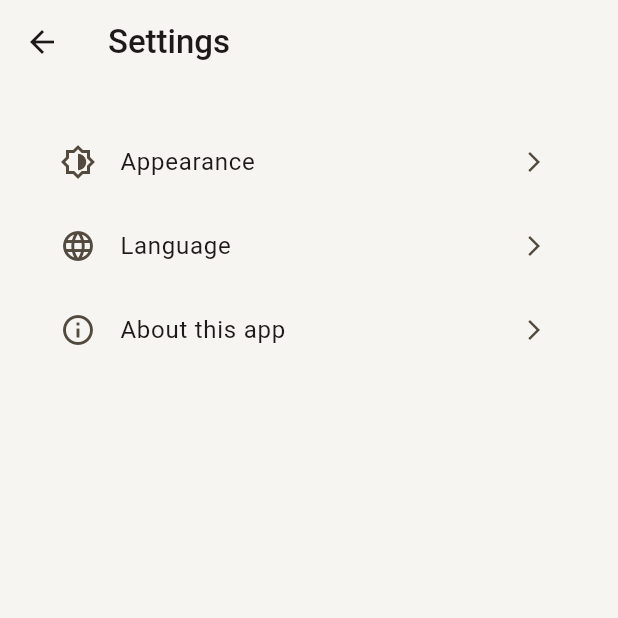
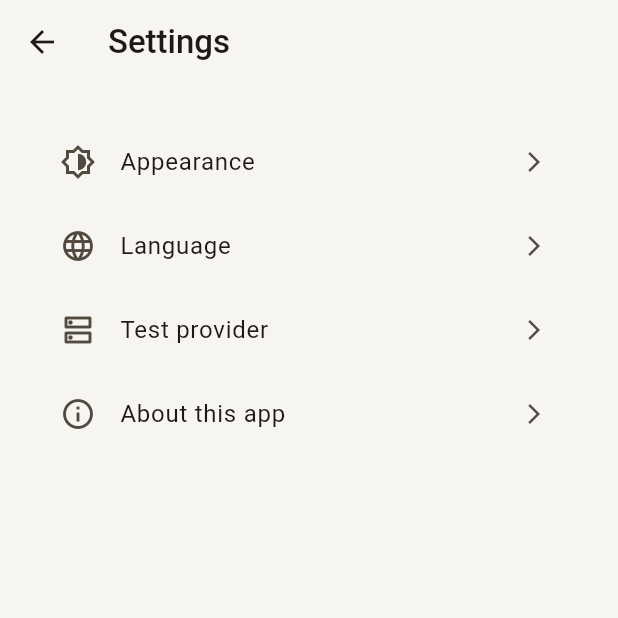
Before and after one commit to moaaz-sirri/net_pulse_app, a Flutter app: the screen it shows after launch, after a tap on the "settings" icon, on a phone screen of 412 x 824 dp, the top half of it. Run offline on Flutter 3.47's test engine with Material 3 defaults, Android fonts, the phone set to English and light mode, and no system bars; our stand-ins replace connectivity_plus, shared_preferences.

Commit message:
Add selectable network test providers

```diff
--- a/lib/data/network_repository.dart
+++ b/lib/data/network_repository.dart
@@ -15,8 +15,38 @@ abstract interface class NetworkRepository {
   Future<SpeedResult?> measureOn(NetworkTransport transport);
 }
 
-class CloudflareNetworkRepository implements NetworkRepository {
-  static const _host = 'speed.cloudflare.com';
+enum TestProvider {
+  cloudflare('Cloudflare', 'speed.cloudflare.com'),
+  clouvider('Clouvider', 'ams.speedtest.clouvider.net', prefix: '/backend'),
+  cesnet('CESNET', 'speedtest.cesnet.cz', prefix: '/backend');
+
+  const TestProvider(this.label, this.host, {this.prefix = ''});
+
+  final String label;
+  final String host;
+  final String prefix;
+
+  int get downloadBytes => this == cloudflare ? 8000000 : 8 * 1024 * 1024;
+
+  Uri downloadUrl(int bytes) => this == cloudflare
+      ? _url('/__down', {'bytes': '$bytes'})
+      : bytes == 0
+      ? _url('$prefix/empty.php')
+      : _url('$prefix/garbage.php', {'ckSize': '8'});
+
+  Uri get uploadUrl => _url(this == cloudflare ? '/__up' : '$prefix/empty.php');
+
+  Uri _url(String path, [Map<String, String> query = const {}]) => Uri.https(
+    host,
+    path,
+    {...query, 'nonce': '${DateTime.now().microsecondsSinceEpoch}'},
+  );
+}
+
+class HttpNetworkRepository implements NetworkRepository {
+  HttpNetworkRepository(this.provider);
+
+  final TestProvider provider;
 
   Future<NetworkTransport> _activeTransport() async {
     final interfaces = await Connectivity().checkConnectivity();
@@ -53,10 +83,13 @@ class CloudflareNetworkRepository implements NetworkRepository {
   @override
   Future<SpeedResult?> measureOn(NetworkTransport transport) async {
     const channel = MethodChannel('netpulse/network');
-    final values = await channel.invokeMapMethod<String, double>(
-      'measure',
-      transport.name,
-    );
+    final values = await channel.invokeMapMethod<String, double>('measure', {
+      'transport': transport.name,
+      'pingUrl': provider.downloadUrl(0).toString(),
+      'downloadUrl': provider.downloadUrl(provider.downloadBytes).toString(),
+      'downloadBytes': provider.downloadBytes,
+      'uploadUrl': provider.uploadUrl.toString(),
+    });
     if (values == null) return null;
     return (
       download: values['download']!,
@@ -71,9 +104,9 @@ class CloudflareNetworkRepository implements NetworkRepository {
     final latency = Stopwatch()..start();
     await _download(client, 0);
     latency.stop();
-    final download = await _download(client, 8000000);
+    final download = await _download(client, provider.downloadBytes);
     final payload = Uint8List(3000000);
-    final request = await client.postUrl(Uri.https(_host, '/__up'));
+    final request = await client.postUrl(provider.uploadUrl);
     request.followRedirects = false;
     request.headers.contentType = ContentType.binary;
     request.contentLength = payload.length;
@@ -102,12 +135,7 @@ class CloudflareNetworkRepository implements NetworkRepository {
   }
 
   Future<double> _download(HttpClient client, int bytes) async {
-    final request = await client.getUrl(
-      Uri.https(_host, '/__down', {
-        'bytes': '$bytes',
-        'nonce': '${DateTime.now().microsecondsSinceEpoch}',
-      }),
-    );
+    final request = await client.getUrl(provider.downloadUrl(bytes));
     request.followRedirects = false;
     request.headers.set(HttpHeaders.cacheControlHeader, 'no-cache');
     final timer = Stopwatch()..start();
--- a/lib/data/preferences_repository.dart
+++ b/lib/data/preferences_repository.dart
@@ -1,6 +1,8 @@
 import 'package:shared_preferences/shared_preferences.dart';
 
 abstract interface class PreferencesRepository {
+  Future<String?> readProvider();
+  Future<void> saveProvider(String provider);
   Future<String?> readTheme();
   Future<String?> readLanguage();
   Future<void> saveTheme(String theme);
@@ -9,6 +11,13 @@ abstract interface class PreferencesRepository {
 
 class LocalPreferencesRepository implements PreferencesRepository {
   final SharedPreferencesAsync _preferences = SharedPreferencesAsync();
+
+  @override
+  Future<String?> readProvider() => _preferences.getString('testProvider');
+
+  @override
+  Future<void> saveProvider(String provider) =>
+      _preferences.setString('testProvider', provider);
 
   @override
   Future<String?> readTheme() => _preferences.getString('theme');
--- a/lib/main.dart
+++ b/lib/main.dart
@@ -13,19 +13,13 @@ Future<void> main() async {
   WidgetsFlutterBinding.ensureInitialized();
   final settings = SettingsViewModel(LocalPreferencesRepository());
   await settings.load();
-  runApp(
-    NetPulseApp(repository: CloudflareNetworkRepository(), settings: settings),
-  );
+  runApp(NetPulseApp(settings: settings));
 }
 
 class NetPulseApp extends StatefulWidget {
-  const NetPulseApp({
-    super.key,
-    required this.repository,
-    required this.settings,
-  });
+  const NetPulseApp({super.key, this.repository, required this.settings});
 
-  final NetworkRepository repository;
+  final NetworkRepository? repository;
   final SettingsViewModel settings;
 
   @override
@@ -33,7 +27,9 @@ class NetPulseApp extends StatefulWidget {
 }
 
 class _NetPulseAppState extends State<NetPulseApp> {
-  late final _dashboard = DashboardViewModel(widget.repository);
+  late final _dashboard = DashboardViewModel.withRepositoryFactory(
+    () => widget.repository ?? HttpNetworkRepository(widget.settings.provider),
+  );
 
   @override
   void dispose() {
--- a/lib/ui/dashboard_strings.dart
+++ b/lib/ui/dashboard_strings.dart
@@ -24,6 +24,7 @@ enum Copy {
   light,
   dark,
   speedHint,
+  provider,
 }
 
 enum ReportCopy { title, start, usage, latency, unavailable, choose, both }
@@ -203,7 +204,8 @@ class DashboardStrings {
       'System default',
       'Light',
       'Dark',
-      'Uses the active connection and transfers about 11 MB with Cloudflare.',
+      'Uses the active connection and transfers about 11 MB.',
+      'Test provider',
     ],
     'zh': [
       '网络诊断',
@@ -228,7 +230,8 @@ class DashboardStrings {
       '跟随系统',
       '浅色',
       '深色',
-      '通过当前连接与 Cloudflare 传输约 11 MB 数据。',
+      '通过当前连接传输约 11 MB 数据。',
+      '测速服务商',
     ],
     'hi': [
       'इंटरनेट जाँच',
@@ -253,7 +256,8 @@ class DashboardStrings {
       'सिस्टम की सेटिंग',
       'लाइट',
       'डार्क',
-      'मौजूदा कनेक्शन पर Cloudflare के साथ लगभग 11 MB डेटा का आदान-प्रदान होता है।',
+      'मौजूदा कनेक्शन पर लगभग 11 MB डेटा का आदान-प्रदान होता है।',
+      'परीक्षण प्रदाता',
     ],
     'es': [
       'Diagnóstico de Internet',
@@ -278,7 +282,8 @@ class DashboardStrings {
       'Según el sistema',
       'Claro',
       'Oscuro',
-      'Usa la conexión activa y transfiere unos 11 MB con Cloudflare.',
+      'Usa la conexión activa y transfiere unos 11 MB.',
+      'Proveedor de pruebas',
     ],
     'ar': [
       'تشخيص الإنترنت',
@@ -303,7 +308,8 @@ class DashboardStrings {
       'حسب النظام',
       'فاتح',
       'داكن',
-      'يستخدم الاتصال النشط وينقل حوالي ١١ ميغابايت مع Cloudflare.',
+      'يستخدم الاتصال النشط وينقل حوالي ١١ ميغابايت.',
+      'مزوّد الاختبار',
     ],
     'fr': [
       'Diagnostic Internet',
@@ -328,7 +334,8 @@ class DashboardStrings {
       'Selon le système',
       'Clair',
       'Sombre',
-      'Utilise la connexion active et transfère environ 11 Mo avec Cloudflare.',
+      'Utilise la connexion active et transfère environ 11 Mo.',
+      'Fournisseur de test',
     ],
     'pt': [
       'Diagnóstico de internet',
@@ -353,7 +360,8 @@ class DashboardStrings {
       'Padrão do sistema',
       'Claro',
       'Escuro',
-      'Usa a conexão ativa e transfere cerca de 11 MB com a Cloudflare.',
+      'Usa a conexão ativa e transfere cerca de 11 MB.',
+      'Provedor de teste',
     ],
   };
 }
--- a/lib/ui/dashboard_view.dart
+++ b/lib/ui/dashboard_view.dart
@@ -356,6 +356,11 @@ class _SettingsView extends StatelessWidget {
               ),
               (strings[Copy.language], Icons.language, _LanguageView(model)),
               (
+                strings[Copy.provider],
+                Icons.dns_outlined,
+                _ProviderView(model),
+              ),
+              (
                 strings.help(HelpCopy.aboutTitle),
                 Icons.info_outline,
                 const _AboutView(),
@@ -374,6 +379,34 @@ class _SettingsView extends StatelessWidget {
       ),
     );
   }
+}
+
+class _ProviderView extends StatelessWidget {
+  const _ProviderView(this.model);
+
+  final SettingsViewModel model;
+
+  @override
+  Widget build(BuildContext context) => Scaffold(
+    appBar: AppBar(title: Text(DashboardStrings(context)[Copy.provider])),
+    body: SafeArea(
+      child: ListenableBuilder(
+        listenable: model,
+        builder: (context, _) => RadioGroup<TestProvider>(
+          groupValue: model.provider,
+          onChanged: (value) {
+            if (value != null) model.setProvider(value);
+          },
+          child: ListView(
+            children: [
+              for (final provider in TestProvider.values)
+                RadioListTile(value: provider, title: Text(provider.label)),
+            ],
+          ),
+        ),
+      ),
+    ),
+  );
 }
 
 class _AppearanceView extends StatelessWidget {
--- a/lib/ui/dashboard_view_model.dart
+++ b/lib/ui/dashboard_view_model.dart
@@ -5,9 +5,12 @@ import '../data/network_repository.dart';
 enum Diagnostic { connection, speed, full }
 
 class DashboardViewModel extends ChangeNotifier {
-  DashboardViewModel(this._repository);
+  DashboardViewModel(NetworkRepository repository)
+    : this.withRepositoryFactory(() => repository);
 
-  final NetworkRepository _repository;
+  DashboardViewModel.withRepositoryFactory(this._createRepository);
+
+  final NetworkRepository Function() _createRepository;
 
   Diagnostic? _running;
   Diagnostic? get running => _running;
@@ -38,6 +41,7 @@ class DashboardViewModel extends ChangeNotifier {
 
   Future<void> startReport(List<NetworkTransport> networks) async {
     if (_running != null || _disposed) return;
+    final repository = _createRepository();
     _report.clear();
     _reportFailures.clear();
     _selectedNetworks = List.of(networks);
@@ -47,7 +51,7 @@ class DashboardViewModel extends ChangeNotifier {
       final target = _selectedNetworks[_step];
       notifyListeners();
       try {
-        _report[target] = await _repository.measureOn(target);
+        _report[target] = await repository.measureOn(target);
       } on Exception {
         _reportFailures.add(target);
         _report[target] = null;
@@ -63,6 +67,7 @@ class DashboardViewModel extends ChangeNotifier {
   Future<void> run(Diagnostic diagnostic) async {
     if (_running != null || _disposed) return;
     if (diagnostic == Diagnostic.full) return startReport(reportNetworks);
+    final repository = _createRepository();
     _running = diagnostic;
     _failed = null;
     switch (diagnostic) {
@@ -77,9 +82,9 @@ class DashboardViewModel extends ChangeNotifier {
     try {
       switch (diagnostic) {
         case Diagnostic.connection:
-          _connection = await _repository.checkConnection();
+          _connection = await repository.checkConnection();
         case Diagnostic.speed:
-          _speed = await _repository.measureSpeed();
+          _speed = await repository.measureSpeed();
         case Diagnostic.full:
           break;
       }
--- a/lib/ui/settings_view_model.dart
+++ b/lib/ui/settings_view_model.dart
@@ -2,6 +2,7 @@ import 'dart:async';
 
 import 'package:flutter/material.dart';
 
+import '../data/network_repository.dart';
 import '../data/preferences_repository.dart';
 
 class SettingsViewModel extends ChangeNotifier {
@@ -12,6 +13,8 @@ class SettingsViewModel extends ChangeNotifier {
   ThemeMode get theme => _theme;
   Locale? _locale;
   Locale? get locale => _locale;
+  TestProvider _provider = TestProvider.cloudflare;
+  TestProvider get provider => _provider;
   Future<void> _pendingWrite = Future.value();
 
   Future<void> load() async {
@@ -19,6 +22,7 @@ class SettingsViewModel extends ChangeNotifier {
       final values = await Future.wait([
         _repository.readTheme(),
         _repository.readLanguage(),
+        _repository.readProvider(),
       ]);
       _theme = ThemeMode.values.firstWhere(
         (mode) => mode.name == values[0],
@@ -26,9 +30,19 @@ class SettingsViewModel extends ChangeNotifier {
       );
       final language = values[1];
       _locale = language == null ? null : Locale(language);
+      _provider = TestProvider.values.firstWhere(
+        (provider) => provider.name == values[2],
+        orElse: () => TestProvider.cloudflare,
+      );
     } on Exception catch (error) {
       debugPrint('Could not restore preferences: $error');
     }
+  }
+
+  void setProvider(TestProvider provider) {
+    if (_provider == provider) return;
+    _provider = provider;
+    _save(() => _repository.saveProvider(provider.name));
   }
 
   void setTheme(ThemeMode theme) {
```
Also changed, not shown: 3 other files.
